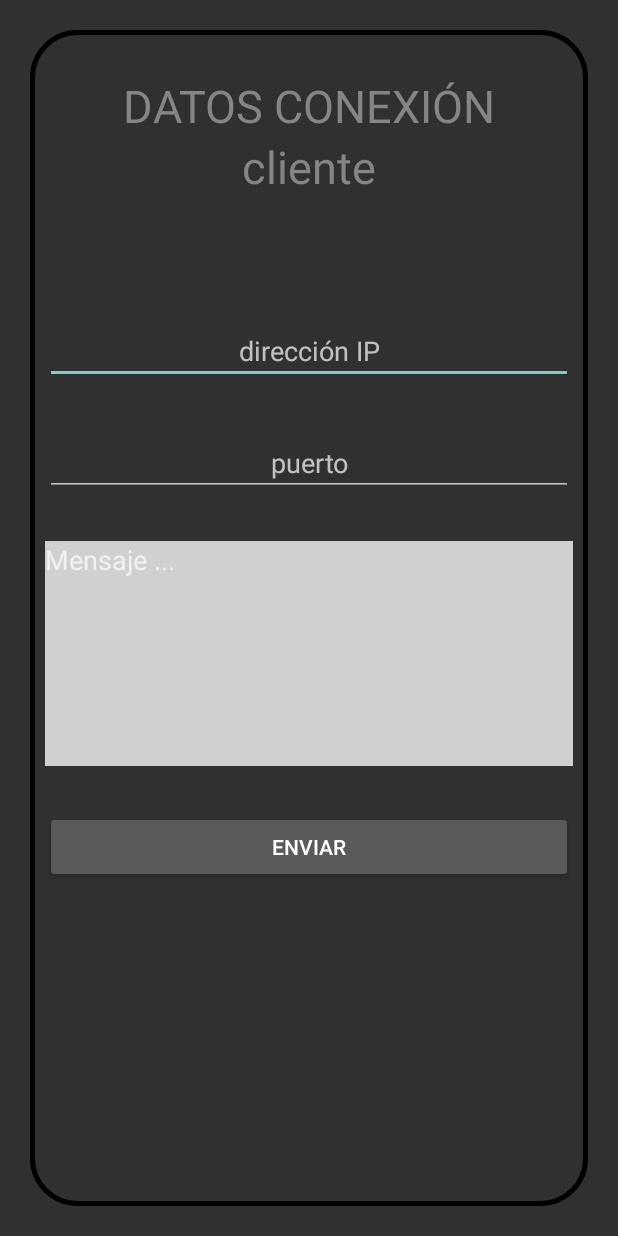
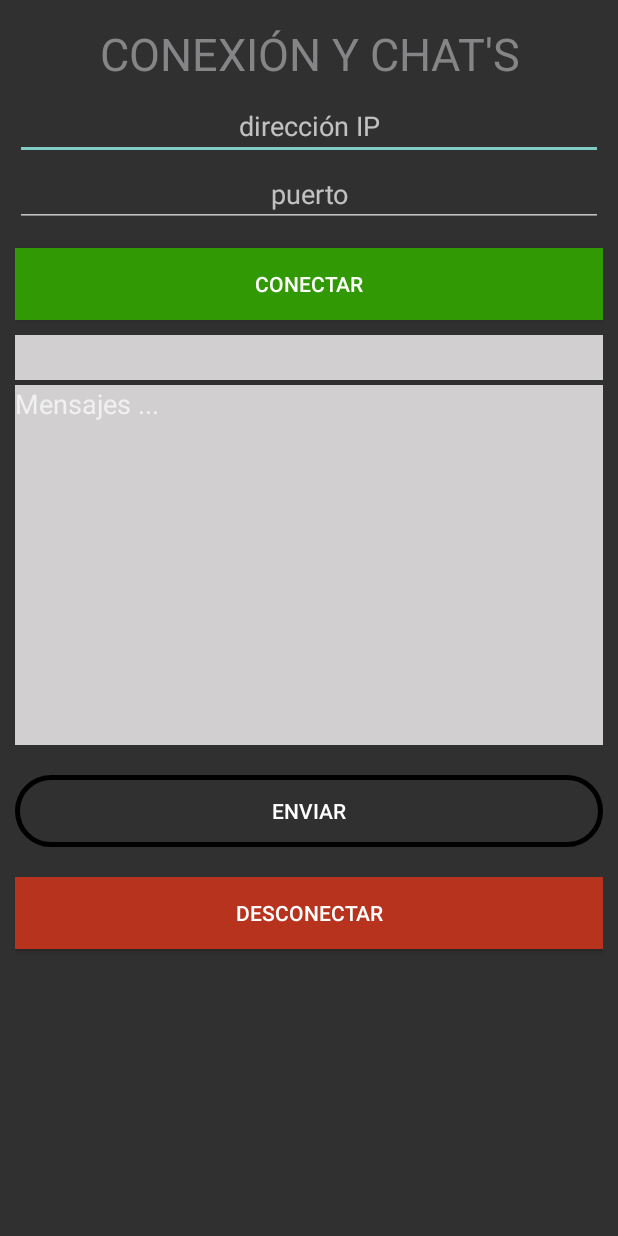
Before and after one commit to pikoro1234/SocketsDAM_DOS, an Android app: the screen it shows after launch (MainActivity), on a phone screen of 412 x 824 dp. Run offline under Robolectric (Android 15) with nearby library versions, the phone set to English and light mode, and no system bars.

Commit message:
implements buttom conected and desconected and refactory interface

```diff
--- a/Sockets/app/src/main/AndroidManifest.xml
+++ b/Sockets/app/src/main/AndroidManifest.xml
@@ -9,7 +9,8 @@
         android:roundIcon="@mipmap/ic_launcher_round"
         android:supportsRtl="true"
         android:theme="@style/Theme.AppCompat.NoActionBar">
-        <activity android:name=".MainActivity">
+        <activity
+            android:name=".MainActivity">
             <intent-filter>
                 <action android:name="android.intent.action.MAIN" />
 
--- a/Sockets/app/src/main/java/com/example/sockets/MainActivity.java
+++ b/Sockets/app/src/main/java/com/example/sockets/MainActivity.java
@@ -6,22 +6,37 @@ import android.view.View;
 import android.widget.Button;
 import android.widget.TextView;
 import android.widget.Toast;
-import java.io.DataOutputStream;
 import java.io.IOException;
-import java.io.PrintWriter;
+import java.net.ConnectException;
 import java.net.Socket;
-import java.net.UnknownHostException;
+import java.text.SimpleDateFormat;
+import java.util.Date;
 
 public class MainActivity extends AppCompatActivity {
 
-    private TextView txtipUser,txtpuertoConexion,txtmensajeUser;
+    private TextView txtipUser,txtpuertoConexion,txtmensajeUser,txtBandejaEntrada;
 
-    private Button botonEnviar;
+    private Button botonEnviar,botonConectar,botonDesconectar;
+
+    private boolean suitAbrirConexion,suitCerrarConexion;
+
+    private Socket socket;
+
+    String fecha,hora;
 
     @Override
     protected void onCreate(Bundle savedInstanceState) {
         super.onCreate(savedInstanceState);
         setContentView(R.layout.activity_main);
+
+        //construccion de formateo de fecha
+        final SimpleDateFormat sdf = new SimpleDateFormat("dd-MM-yyyy");
+
+        final SimpleDateFormat hourFormat = new SimpleDateFormat("HH:mm");
+
+        fecha = sdf.format(new Date());
+
+        hora = hourFormat.format(new Date());
 
         txtipUser = (TextView) findViewById(R.id.txtIpUsuario);
 
@@ -29,55 +44,88 @@ public class MainActivity extends AppCompatActivity {
 
         txtmensajeUser = (TextView) findViewById(R.id.txtEnviarMensaje);
 
+        txtBandejaEntrada = (TextView) findViewById(R.id.txtBandejaEntrada);
+
         botonEnviar = (Button) findViewById(R.id.btnEnviar);
 
-        botonEnviar.setOnClickListener(new View.OnClickListener() {
+        botonConectar = (Button)  findViewById(R.id.btnConectar);
+
+        botonDesconectar = (Button) findViewById(R.id.btnDesconectar);
+
+        botonConectar.setOnClickListener(new View.OnClickListener() {
             @Override
             public void onClick(View v) {
-
                 new Thread(new Runnable() {
                     @Override
                     public void run() {
 
                         try {
 
-                            DataOutputStream dataOutputStream;
+                            suitAbrirConexion = true;
 
-                            PrintWriter printWriter;
+                            socket = new Socket(txtipUser.getText().toString(), Integer.parseInt(txtpuertoConexion.getText().toString()));
 
-                            Socket socketconexion;
+                            System.out.println("LA CONEXION CORRECTA "+txtipUser.getText().toString()+" "+Integer.parseInt(txtpuertoConexion.getText().toString()));
 
-                            socketconexion = new Socket(txtipUser.getText().toString(), Integer.parseInt(txtpuertoConexion.getText().toString()));
+                        } catch (ConnectException exception) {
 
-                            printWriter = new PrintWriter(socketconexion.getOutputStream());
+                            System.out.println("PRIMER CATCH");
 
-                            printWriter.write(txtmensajeUser.getText().toString());
-
-                            printWriter.flush();
-
-                            printWriter.close();
-
-                            socketconexion.close();
-
-                            System.out.println("datos "+txtipUser.getText().toString()+" "+Integer.parseInt(txtpuertoConexion.getText().toString())+" "+txtmensajeUser.getText().toString()+" FIN");
-
-                        }catch (UnknownHostException e) {
-
-                            e.printStackTrace();
+                            suitAbrirConexion = false;
 
                         } catch (IOException e) {
 
-                            e.printStackTrace();
+                            System.out.println("SEGUNDO CATCH");
 
                         }
                     }
                 }).start();
 
-                System.out.println("chivato");
 
-                System.out.println("datos "+txtipUser.getText().toString()+" "+Integer.parseInt(txtpuertoConexion.getText().toString())+" "+txtmensajeUser.getText().toString()+" FIN");
+                if (suitAbrirConexion){
 
-                showMessage("el boton presionado");
+                    txtBandejaEntrada.setText(hora+" conexion establecida\n");
+                }else{
+
+                    showMessage("NO SE ESTABLECIO CONEXIÓN");
+                }
+            }
+        });
+
+        botonEnviar.setOnClickListener(new View.OnClickListener() {
+            @Override
+            public void onClick(View v) {
+
+                showMessage("MENSAJE ENVIADO");
+            }
+        });
+
+        botonDesconectar.setOnClickListener(new View.OnClickListener() {
+            @Override
+            public void onClick(View v) {
+                new Thread(new Runnable() {
+                    @Override
+                    public void run() {
+
+                        try {
+
+                            suitCerrarConexion = true;
+
+                            socket.close();
+
+                            System.out.println("LA CONEXION SE CERRO ");
+
+                        } catch (IOException e) {
+
+                            e.printStackTrace();
+                        }
+                    }
+                }).start();
+
+                if (suitCerrarConexion){
+
+                    txtBandejaEntrada.setText(hora+" conexión cerrada");
+                }
             }
         });
     }
--- a/Sockets/app/src/main/res/layout/activity_main.xml
+++ b/Sockets/app/src/main/res/layout/activity_main.xml
@@ -9,37 +9,22 @@
         android:layout_width="match_parent"
         android:layout_height="match_parent"
         android:orientation="vertical"
-        android:background="@drawable/border_layout"
-        android:layout_margin="20dp">
+        android:layout_margin="10dp">
 
         <TextView
             android:id="@+id/Titulo"
-            android:paddingTop="10dp"
-            android:layout_marginTop="10dp"
+            android:paddingTop="5dp"
             android:layout_width="match_parent"
             android:layout_gravity="center"
             android:layout_height="wrap_content"
             android:textAlignment="center"
             android:textColor="#858587"
             android:textSize="30dp"
-            android:text="DATOS CONEXIÓN" />
-
-        <TextView
-            android:id="@+id/subTitulo"
-            android:paddingBottom="10dp"
-            android:layout_width="match_parent"
-            android:layout_gravity="center"
-            android:layout_height="wrap_content"
-            android:textAlignment="center"
-            android:textColor="#858587"
-            android:textSize="30dp"
-            android:text="cliente" />
+            android:text="CONEXIÓN Y CHAT'S" />
 
         <EditText
             android:id="@+id/txtIpUsuario"
-            android:paddingTop="10dp"
-            android:layout_marginTop="70dp"
-            android:paddingBottom="10dp"
+            android:layout_marginTop="5dp"
             android:layout_width="match_parent"
             android:layout_height="wrap_content"
             android:textAlignment="center"
@@ -50,9 +35,7 @@
         <EditText
             android:id="@+id/txtPuerto"
             android:layout_width="match_parent"
-            android:paddingTop="10dp"
             android:paddingBottom="10dp"
-            android:layout_marginTop="30dp"
             android:textAlignment="center"
             android:layout_height="wrap_content"
             android:textColor="#D3D3D6"
@@ -60,24 +43,53 @@
             android:clickable="true"
             android:gravity="center_horizontal" />
 
+        <Button
+            android:id="@+id/btnConectar"
+            android:layout_marginTop="14dp"
+            android:layout_width="match_parent"
+            android:layout_height="wrap_content"
+            android:background="#319904"
+            android:text="Conectar" />
+
+        <!--android:background="#319904"-->
+
         <EditText
             android:id="@+id/txtEnviarMensaje"
             style="@style/Widget.AppCompat.EditText"
             android:layout_width="match_parent"
-            android:layout_height="150dp"
-            android:layout_marginTop="30dp"
+            android:layout_height="30dp"
+            android:layout_marginTop="10dp"
+            android:background="#D1CFCF"
+            android:inputType="text|textMultiLine"
+            android:textColor="#474646" />
+
+        <EditText
+            android:id="@+id/txtBandejaEntrada"
+            style="@style/Widget.AppCompat.EditText"
+            android:layout_width="match_parent"
+            android:layout_height="240dp"
+            android:layout_marginTop="3dp"
             android:background="#D1CFCF"
             android:gravity="top"
-            android:hint="Mensaje ..."
+            android:hint="Mensajes ..."
             android:inputType="text|textMultiLine"
             android:textColor="#474646" />
 
         <Button
             android:id="@+id/btnEnviar"
-            android:layout_marginTop="30dp"
+            android:layout_marginTop="20dp"
+            android:layout_width="match_parent"
+            android:background="@drawable/border_layout"
+            android:layout_height="wrap_content"
+            android:text="Enviar" />
+
+        <Button
+            android:id="@+id/btnDesconectar"
+            android:layout_marginTop="20dp"
             android:layout_width="match_parent"
             android:layout_height="wrap_content"
-            android:text="Enviar" />
+            android:background="#B7331E"
+            android:text="Desconectar" />
 
     </LinearLayout>
 
```
